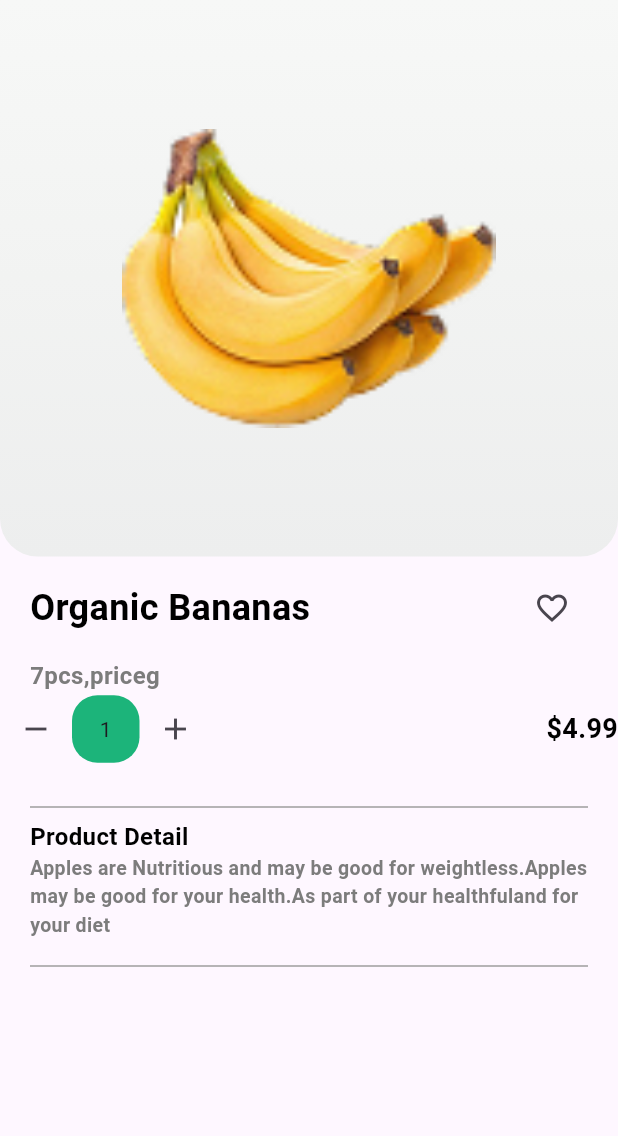
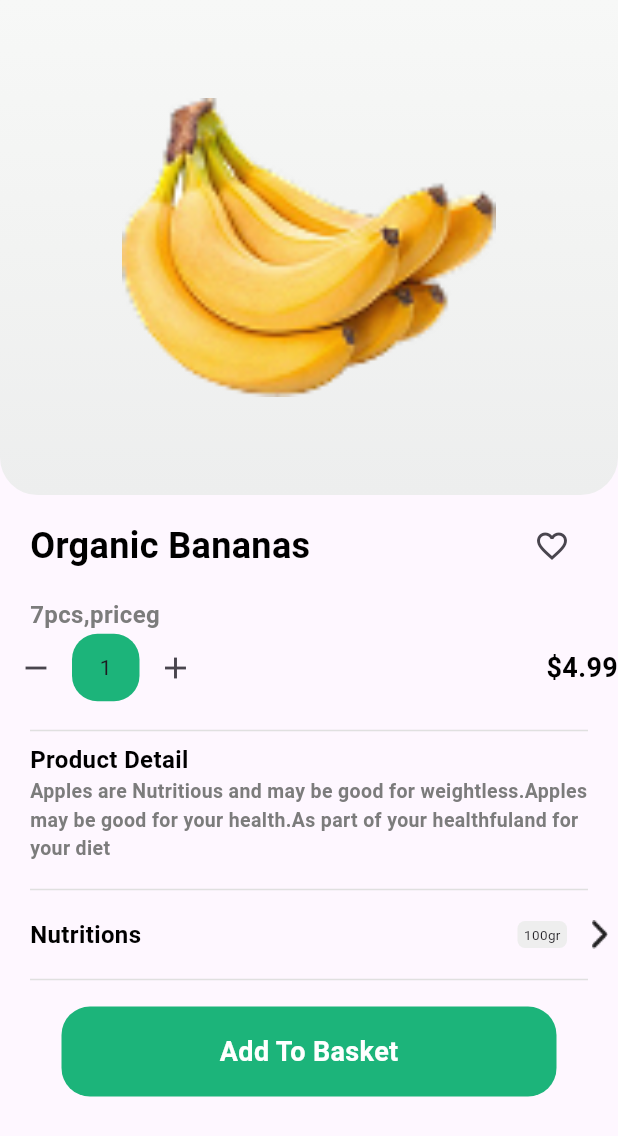
Before and after one commit to Attaullahdeveloper/groceryapp, a Flutter app: the Newshopscreen screen opened directly, after a tap on "Organic Bananas", on a phone screen of 412 x 824 dp. Shown: the top 1136 px of the screen. Run offline on Flutter 3.47's test engine with Material 3 defaults, Android fonts, the phone set to English and light mode, and no system bars; our stand-ins replace get, google_fonts; Roboto replaces fonts that are missing (Questrial).

Commit message:
update prodectscreen+explore shop

```diff
--- a/lib/controlelr/widgets/green_button_widget.dart
+++ b/lib/controlelr/widgets/green_button_widget.dart
@@ -14,7 +14,7 @@ class GreenBUttonWidget extends StatelessWidget {
       onTap: onpress,
       child: Container(
         height: 60,
-        width: 248,
+        width: 330,
         decoration: BoxDecoration(
           color: AppColors.gmaincolor,
           borderRadius: BorderRadius.circular(19)
--- a/lib/main.dart
+++ b/lib/main.dart
@@ -12,6 +12,7 @@ import 'package:grocreyapp/views/auth_views/login_screen/login-screen.dart';
 import 'package:grocreyapp/views/auth_views/signinscreen/signin-screen.dart';
 import 'package:grocreyapp/views/auth_views/signup_scrreen/signup-screen.dart';
 import 'package:grocreyapp/views/bottom_vav_bar/bottom-vav-bar.dart';
+import 'package:grocreyapp/views/home_views/explore_view/explore_view.dart';
 import 'package:grocreyapp/views/home_views/new_shop_screen/ShopPro_detail.dart';
 import 'package:grocreyapp/views/home_views/new_shop_screen/new_shop_screen.dart';
 import 'package:grocreyapp/views/home_views/shop_view/prodduct_detail_screen.dart';
@@ -38,7 +39,7 @@ class MyApp extends StatelessWidget {
         colorScheme: ColorScheme.fromSeed(seedColor: Colors.deepPurple),
         useMaterial3: true,
       ),
-      home: Newshopscreen()//BottomBar()//RadioClass()//Newshopscreen(),
+      home: ExploreView()//BottomBar()//RadioClass()//Newshopscreen(),
       // Newopscreen(maintext: '', subtext: 'subtext', image: 'image')//Newshopscreen()//Productdetailscreen(image: AppImages.appleimg,maintext: ,),
      // Shopscreen()// IntroClass()//Numberscreen()//Loginscreen()//Loctionscreen()//Splashscreen(),
 
--- a/lib/views/auth_views/location_screen/location-verification-screen.dart
+++ b/lib/views/auth_views/location_screen/location-verification-screen.dart
@@ -3,6 +3,7 @@ import 'package:grocreyapp/controlelr/constants/appAssets/appicons.dart';
 import 'package:grocreyapp/controlelr/constants/appAssets/appimages.dart';
 import 'package:grocreyapp/controlelr/constants/appColors/appcolors.dart';
 import 'package:grocreyapp/controlelr/widgets/text-widget.dart';
+import 'package:grocreyapp/views/auth_views/signup_scrreen/signup-screen.dart';
 class Loctionscreen extends StatefulWidget {
   const Loctionscreen({super.key});
 
@@ -88,7 +89,9 @@ class _LoctionscreenState extends State<Loctionscreen> {
                         Align(
                           alignment: Alignment.center,
                           child: InkWell(
-                            onTap: (){},
+                            onTap: (){
+                              Navigator.push(context,MaterialPageRoute(builder: (context)=>Signupscreen()));
+                            },
                             child: Container(
                               height: 60,
                               width: 330,
--- a/lib/views/auth_views/login_screen/login-screen.dart
+++ b/lib/views/auth_views/login_screen/login-screen.dart
@@ -5,6 +5,7 @@ import 'package:grocreyapp/controlelr/constants/appAssets/appicons.dart';
 import 'package:grocreyapp/controlelr/constants/appAssets/appimages.dart';
 import 'package:grocreyapp/controlelr/constants/appColors/appcolors.dart';
 import 'package:grocreyapp/controlelr/widgets/text-widget.dart';
+import 'package:grocreyapp/views/home_views/new_shop_screen/new_shop_screen.dart';
 class Loginscreen extends StatefulWidget {
   const Loginscreen({super.key});
 
@@ -124,6 +125,10 @@ class _LoginscreenState extends State<Loginscreen> {
                              //    Get.snackbar()
                               }
                           },
+                          child: InkWell(
+                            onTap: (){
+                              Navigator.push(context,MaterialPageRoute(builder: (context)=>Newshopscreen()));
+                            },
                             child: Container(
                               height: 60,
                               width: 330,
@@ -134,6 +139,7 @@ class _LoginscreenState extends State<Loginscreen> {
                               child: Align(
                                   alignment: Alignment.center,
                                   child: Textwidget(text: 'Log In', fontcolor: Colors.white, fontsize: 18)),
+                            ),
                           ),
                         ),
                       ),
--- a/lib/views/home_views/new_shop_screen/ShopPro_detail.dart
+++ b/lib/views/home_views/new_shop_screen/ShopPro_detail.dart
@@ -1,7 +1,9 @@
 import 'package:flutter/material.dart';
 import 'package:get/get.dart';
 import 'package:get/get_core/src/get_main.dart';
+import 'package:grocreyapp/controlelr/constants/appAssets/appicons.dart';
 import 'package:grocreyapp/controlelr/constants/appColors/appcolors.dart';
+import 'package:grocreyapp/controlelr/widgets/green_button_widget.dart';
 import 'package:grocreyapp/controlelr/widgets/text-widget.dart';
 class Newproductdetail extends StatefulWidget {
   String image;
@@ -41,7 +43,7 @@ class _NewproductdetailState extends State<Newproductdetail> {
             // for the large imgae-------------------------
             Container(
               width: 413,
-              height: 371,
+              height: 330,
               decoration: BoxDecoration(
                gradient: LinearGradient(
                  begin: Alignment.topCenter,
@@ -128,9 +130,9 @@ class _NewproductdetailState extends State<Newproductdetail> {
                 }, icon: Icon(Icons.add)),
                 Spacer(),
                 Textwidget(text: '\$${price.toStringAsFixed(2)}', fontcolor: Colors.black, fontsize: 18),],),
-           SizedBox(height: 20,),
+           SizedBox(height: 10,),
             Divider(
-              color: Colors.grey.shade500,
+              color: Colors.grey.shade300,
               endIndent: 20,
               indent: 20,
             ),
@@ -149,10 +151,39 @@ class _NewproductdetailState extends State<Newproductdetail> {
             ),
             SizedBox(height: 10,),
             Divider(
-              color: Colors.grey.shade500,
+              color: Colors.grey.shade300,
               endIndent: 20,
               indent: 20,
             ),
+            SizedBox(height: 10,),
+            Row(
+                children: [
+                  SizedBox(width: 20,),
+                  Textwidget(text: 'Nutritions', fontcolor: Colors.black, fontsize: 16),
+                  Spacer(),
+                  Container(
+                    width: 33,
+                    height: 18,
+                    decoration: BoxDecoration(
+                      borderRadius: BorderRadius.circular(5),
+                      color: Colors.grey.shade200,
+                    ),
+                    child: Center(child: Text('100gr',style: TextStyle(fontSize: 9),),),
+                  ),
+                  SizedBox(width: 10,),
+
+                  ImageIcon(AssetImage(AppIcons.apprightarrow))
+                ]),
+            SizedBox(height: 10,),
+            Divider(
+              color: Colors.grey.shade300,
+              endIndent: 20,
+              indent: 20,
+            ),
+            SizedBox(height: 10,),
+            Align(
+                alignment: Alignment.center,
+                child: GreenBUttonWidget(text: 'Add To Basket', onpress: (){}))
 
           ],
         ),
```
Also changed, not shown: lib/controlelr/widgets/text-field-widget.dart (+7 -5 lines), lib/views/auth_views/signup_scrreen/signup-screen.dart (+7 -2 lines), lib/views/home_views/explore_view/explore_view.dart (+20 -1 lines), lib/views/home_views/new_shop_screen/new_shop_screen.dart (+14 -2 lines). Lines whose indentation alone changed are shown as unchanged.
